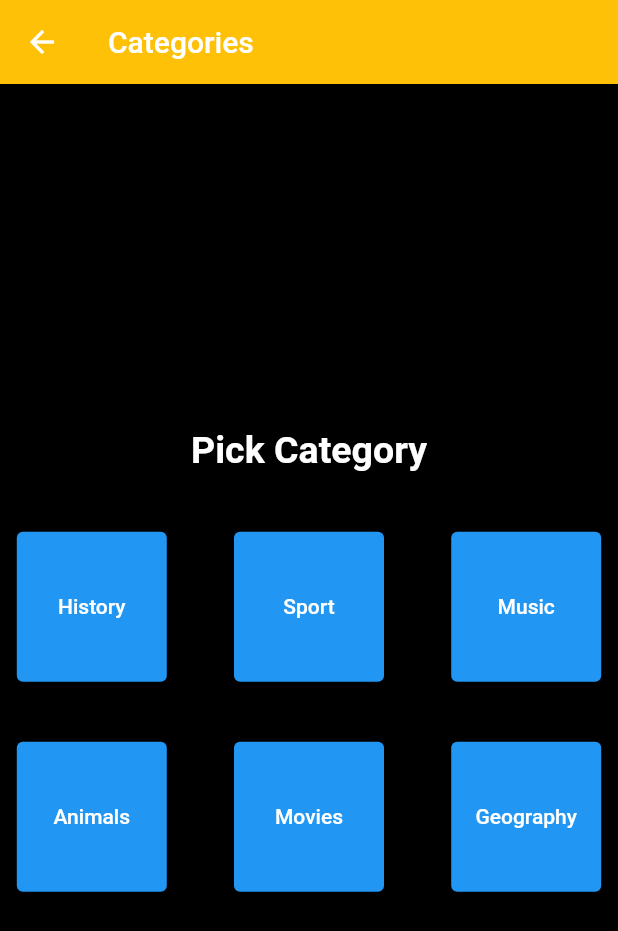
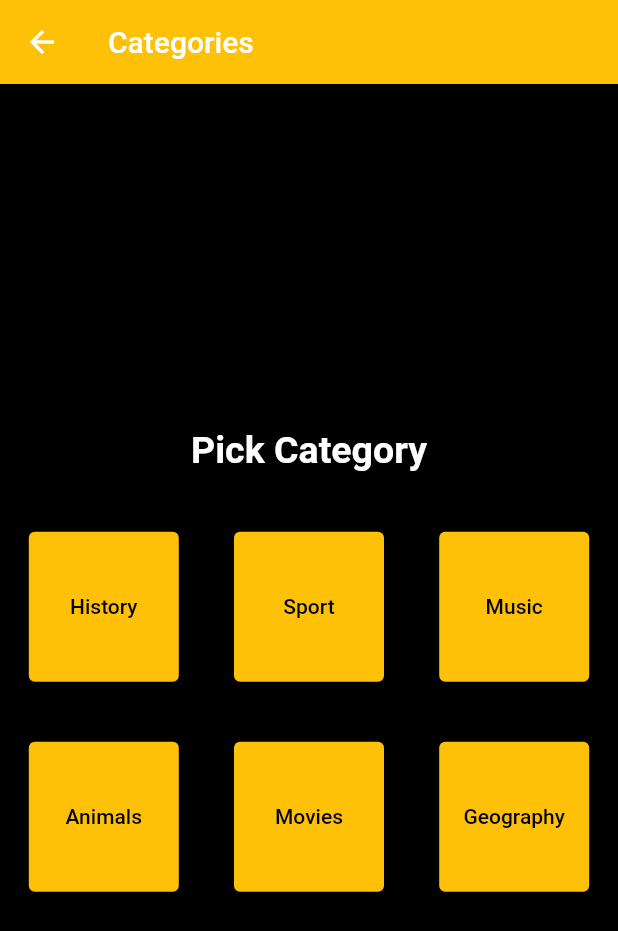
Before and after one commit to LukaszWalencik/false_or_true, a Flutter app: the screen it shows after launch, after a tap on "Press to pick category", on a phone screen of 412 x 824 dp. Shown: the top 931 px of the screen. Run offline on Flutter 3.47's test engine with Material 2 defaults, Android fonts, the phone set to English and light mode, and no system bars.

Commit message:
Change button colors

```diff
--- a/lib/app/pick_category_page/category_page.dart
+++ b/lib/app/pick_category_page/category_page.dart
@@ -14,6 +14,8 @@ class CategoryPage extends StatelessWidget {
       ),
       backgroundColor: Colors.black,
       body: Center(
+        child: Padding(
+          padding: const EdgeInsets.all(10.0),
           child: Column(
             mainAxisAlignment: MainAxisAlignment.center,
             children: [
@@ -34,9 +36,15 @@ class CategoryPage extends StatelessWidget {
                     height: 100,
                     width: 100,
                     child: ElevatedButton(
-                    // style: ElevatedButton.styleFrom(primary: Colors.green),
-                    onPressed: () {},
-                    child: Text('History'),
+                      style: ElevatedButton.styleFrom(primary: Colors.amber),
+                      onPressed: () {
+                        Navigator.of(context).push(
+                            MaterialPageRoute(builder: (_) => CategoryPage()));
+                      },
+                      child: Text(
+                        'History',
+                        style: TextStyle(color: Colors.black),
+                      ),
                     ),
                   ),
                   SizedBox(height: 20),
@@ -44,9 +52,15 @@ class CategoryPage extends StatelessWidget {
                     height: 100,
                     width: 100,
                     child: ElevatedButton(
-                    // style: ElevatedButton.styleFrom(primary: Colors.red),
-                    onPressed: () {},
-                    child: Text('Sport'),
+                      style: ElevatedButton.styleFrom(primary: Colors.amber),
+                      onPressed: () {
+                        Navigator.of(context).push(
+                            MaterialPageRoute(builder: (_) => CategoryPage()));
+                      },
+                      child: Text(
+                        'Sport',
+                        style: TextStyle(color: Colors.black),
+                      ),
                     ),
                   ),
                   SizedBox(height: 20),
@@ -54,9 +68,15 @@ class CategoryPage extends StatelessWidget {
                     height: 100,
                     width: 100,
                     child: ElevatedButton(
-                    // style: ElevatedButton.styleFrom(primary: Colors.red),
-                    onPressed: () {},
-                    child: Text('Music'),
+                      style: ElevatedButton.styleFrom(primary: Colors.amber),
+                      onPressed: () {
+                        Navigator.of(context).push(
+                            MaterialPageRoute(builder: (_) => CategoryPage()));
+                      },
+                      child: Text(
+                        'Music',
+                        style: TextStyle(color: Colors.black),
+                      ),
                     ),
                   ),
                 ],
@@ -69,9 +89,15 @@ class CategoryPage extends StatelessWidget {
                     height: 100,
                     width: 100,
                     child: ElevatedButton(
-                    // style: ElevatedButton.styleFrom(primary: Colors.red),
-                    onPressed: () {},
-                    child: Text('Animals'),
+                      style: ElevatedButton.styleFrom(primary: Colors.amber),
+                      onPressed: () {
+                        Navigator.of(context).push(
+                            MaterialPageRoute(builder: (_) => CategoryPage()));
+                      },
+                      child: Text(
+                        'Animals',
+                        style: TextStyle(color: Colors.black),
+                      ),
                     ),
                   ),
                   SizedBox(height: 20),
@@ -79,9 +105,15 @@ class CategoryPage extends StatelessWidget {
                     height: 100,
                     width: 100,
                     child: ElevatedButton(
-                    // style: ElevatedButton.styleFrom(primary: Colors.red),
-                    onPressed: () {},
-                    child: Text('Movies'),
+                      style: ElevatedButton.styleFrom(primary: Colors.amber),
+                      onPressed: () {
+                        Navigator.of(context).push(
+                            MaterialPageRoute(builder: (_) => CategoryPage()));
+                      },
+                      child: Text(
+                        'Movies',
+                        style: TextStyle(color: Colors.black),
+                      ),
                     ),
                   ),
                   SizedBox(height: 20),
@@ -89,9 +121,15 @@ class CategoryPage extends StatelessWidget {
                     height: 100,
                     width: 100,
                     child: ElevatedButton(
-                    // style: ElevatedButton.styleFrom(primary: Colors.red),
-                    onPressed: () {},
-                    child: Text('Geography'),
+                      style: ElevatedButton.styleFrom(primary: Colors.amber),
+                      onPressed: () {
+                        Navigator.of(context).push(
+                            MaterialPageRoute(builder: (_) => CategoryPage()));
+                      },
+                      child: Text(
+                        'Geography',
+                        style: TextStyle(color: Colors.black),
+                      ),
                     ),
                   ),
                 ],
@@ -99,6 +137,7 @@ class CategoryPage extends StatelessWidget {
             ],
           ),
         ),
+      ),
     );
   }
 }
--- a/lib/main.dart
+++ b/lib/main.dart
@@ -59,11 +59,16 @@ class MainPage extends StatelessWidget {
                 height: 100,
                 width: 200,
                 child: ElevatedButton(
-                    onPressed: () {
-                      Navigator.of(context).push(
-                          MaterialPageRoute(builder: (_) => CategoryPage()));
-                    },
-                    child: Text('Press to pick category')),
+                  style: ElevatedButton.styleFrom(primary: Colors.amber),
+                  onPressed: () {
+                    Navigator.of(context).push(
+                        MaterialPageRoute(builder: (_) => CategoryPage()));
+                  },
+                  child: Text(
+                    'Press to pick category',
+                    style: TextStyle(color: Colors.black),
+                  ),
+                ),
               )
             ],
           ),
```
Lines whose indentation alone changed are shown as unchanged.
